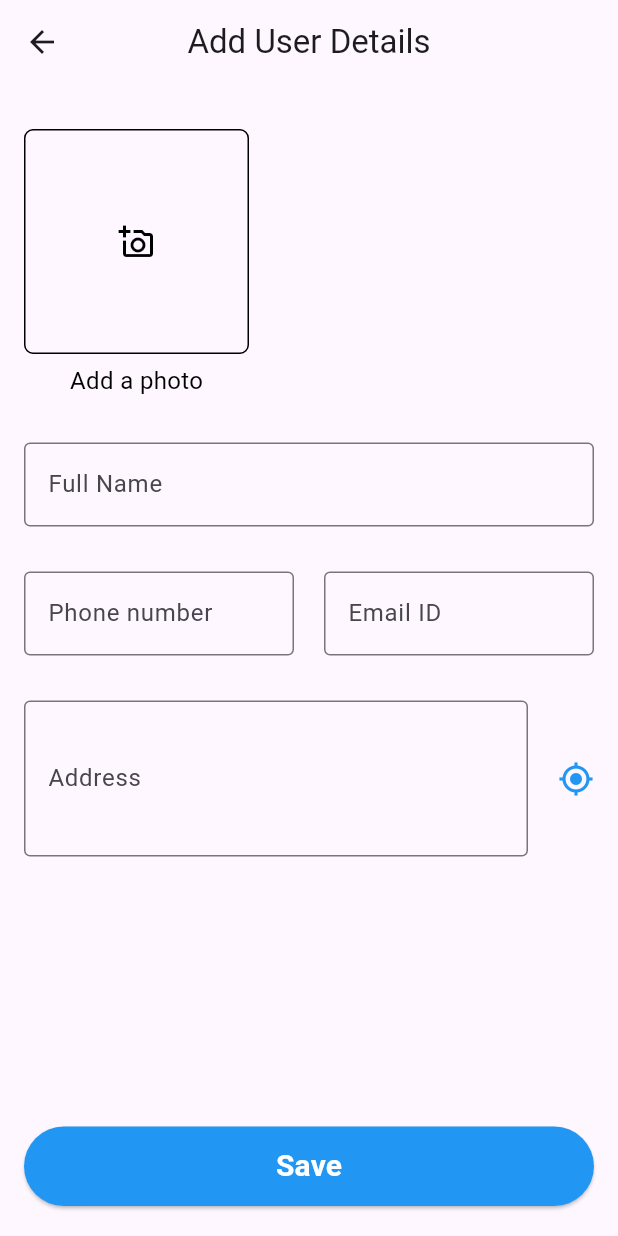
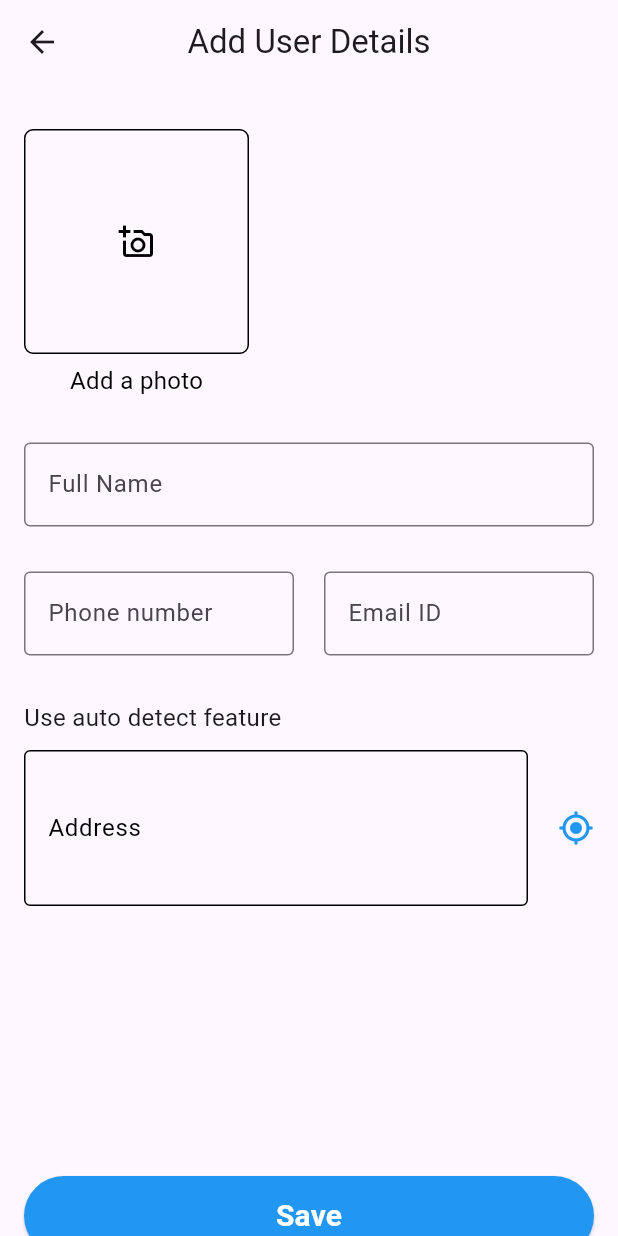
Before and after one commit to subhambiswas377flutternml/client_app, a Flutter app: the AddUserScreen screen opened directly, after a tap on the "my location" icon, on a phone screen of 412 x 824 dp. Run offline on Flutter 3.47's test engine with Material 3 defaults, Android fonts, the phone set to English and light mode, and no system bars; our stand-ins replace bloc, flutter_bloc, fluttertoast, geocoding, geolocator, hive and 1 more; accounts and stored records are empty.

Commit message:
added map

```diff
--- a/lib/presentation/UI/screens/add_user_screen.dart
+++ b/lib/presentation/UI/screens/add_user_screen.dart
@@ -7,7 +7,6 @@ import 'package:customer_app/utils/util_functions.dart';
 import 'package:flutter/material.dart';
 import 'package:flutter/services.dart';
 import 'package:flutter_bloc/flutter_bloc.dart';
-import 'package:fluttertoast/fluttertoast.dart';
 
 class AddUserScreen extends StatefulWidget {
   const AddUserScreen({super.key});
@@ -24,6 +23,10 @@ class _AddUserScreenState extends State<AddUserScreen> {
   late String imagePath;
   late final GlobalKey<FormState> formKey;
   late bool showImageError;
+  late bool isLocationLoading;
+
+  late double? lat;
+  late double? lang;
 
   @override
   void initState(){
@@ -35,6 +38,10 @@ class _AddUserScreenState extends State<AddUserScreen> {
     imagePath = "";
     formKey = GlobalKey<FormState>();
     showImageError = false;
+    isLocationLoading = false;
+
+    lat = null;
+    lang = null;
   }
 
   @override
@@ -59,25 +66,11 @@ class _AddUserScreenState extends State<AddUserScreen> {
                 case UserLoading():
                   break;
                 case UserLoaded():
-                Fluttertoast.showToast(
-                    msg: "Added New User !",
-                    toastLength: Toast.LENGTH_SHORT,
-                    gravity: ToastGravity.BOTTOM,
-                    backgroundColor: Colors.black,
-                    textColor: Colors.white,
-                    fontSize: 16.0
-                );
+                UtilFunctions.showToast("Added New User !");
                 Navigator.of(context).pop();
                 case UserError():
-                  Fluttertoast.showToast(
-                    msg: "Something went wrong !",
-                    toastLength: Toast.LENGTH_SHORT,
-                    gravity: ToastGravity.BOTTOM,
-                    backgroundColor: Colors.black,
-                    textColor: Colors.white,
-                    fontSize: 16.0
-                );
-                context.read<UserBloc>().add(GetUser());
+                  UtilFunctions.showToast("Something went wrong !");
+                  context.read<UserBloc>().add(GetUser());
               }
             },
             builder: (context, state) => const SizedBox.shrink(),
@@ -182,17 +175,24 @@ class _AddUserScreenState extends State<AddUserScreen> {
             ),
             ],),
             SizedBox(height: 30,),
+
+            if(addressController.text.trim().isEmpty)...[
+            Text("Use auto detect feature", style: TextStyle(fontSize: 16, fontWeight: FontWeight.w400,
+                    ),),
+                    SizedBox(height: 10,),
+                    ],
             Row(
               children: [
                 Expanded(
                   child: CustomTextField(
                     controller: addressController,
+                    enabled: false,
                     label: "Address",
                     hint: "Enter address",
                     maxLines: 3,
                     validator: (val){
                       if(val==null||val.isEmpty){
-                        return "Enter address or auto-detect";
+                        return "Use auto-detect address";
                       }
                       return null;
                       },
@@ -200,8 +200,35 @@ class _AddUserScreenState extends State<AddUserScreen> {
                 ),
                 SizedBox(width: 20,),
                 InkWell(
-                  onTap: (){},
-                  child: Icon(Icons.my_location, color: Colors.blue,),
+                  onTap: () async {
+                    setState(() {
+                      isLocationLoading = true;
+                    });
+
+                    final positionData = await UtilFunctions.getCurrentLocation();
+                    if(positionData!=null){
+                      lat = positionData.latitude;
+                      lang = positionData.longitude;
+
+                      final geoAddress = await UtilFunctions.getPlaceFromLatLong(lat, lang);
+                      if(geoAddress!=null){
+                        addressController.text = geoAddress;
+                      }else{
+                        UtilFunctions.showToast("Could'nt fetch address, try again !");
+                      }
+                    }
+
+                    setState(() {
+                      isLocationLoading = false;
+                    });
+                  },
+                  child: isLocationLoading? SizedBox(
+                    height: 30,
+                    width: 30,
+                    child: CircularProgressIndicator(
+                      color: Colors.blue,
+                    ),
+                  ):Icon(Icons.my_location, color: Colors.blue,),
                   )
               ],
             ),
@@ -213,7 +240,6 @@ class _AddUserScreenState extends State<AddUserScreen> {
                   showImageError = true;
                 });
               }
-
               if(isValidated&&imagePath.isNotEmpty){
                 context.read<UserBloc>(). add(AddUser(
                   name: nameController.text.trim(),
--- a/lib/presentation/UI/widgets/custom_text_field.dart
+++ b/lib/presentation/UI/widgets/custom_text_field.dart
@@ -11,6 +11,7 @@ class CustomTextField extends StatelessWidget {
   final TextInputType? keyboardType;
   final List<TextInputFormatter>? inputFormatters;
   final int? maxLength;
+  final bool enabled;
   const CustomTextField({
     this.hint,
     this.label,
@@ -21,6 +22,7 @@ class CustomTextField extends StatelessWidget {
     this.keyboardType,
     this.inputFormatters,
     this.maxLength,
+    this.enabled = true,
     super.key
     });
 
@@ -34,12 +36,15 @@ class CustomTextField extends StatelessWidget {
         return TextFormField(
                     controller: controller,
                     obscureText: showPswd,
+                    enabled: enabled,
                     maxLines: maxLines,
                     keyboardType: keyboardType,
                     inputFormatters: inputFormatters,
                     maxLength: maxLength,
+                    style: TextStyle(color: Colors.black),
                     decoration: InputDecoration(
                       labelText: label,
+                      labelStyle: enabled? null:TextStyle(color: Colors.black),
                       hintText: hint,
                       counter: const SizedBox.shrink(),
                       suffixIcon: isPswd? InkWell(
@@ -49,6 +54,8 @@ class CustomTextField extends StatelessWidget {
                         child: Icon(Icons.visibility),
                         ):null,
                       border: OutlineInputBorder(),
+                      disabledBorder: OutlineInputBorder(),
+                      errorBorder: OutlineInputBorder(borderSide: BorderSide(color: Colors.red)),
                     ),
                     validator: (value) {
                       return validator.call(value);
--- a/lib/presentation/UI/widgets/user_card.dart
+++ b/lib/presentation/UI/widgets/user_card.dart
@@ -1,6 +1,7 @@
 import 'dart:io';
 
 import 'package:customer_app/data/model/user_cache_model.dart';
+import 'package:customer_app/utils/util_functions.dart';
 import 'package:flutter/material.dart';
 
 class UserCard extends StatelessWidget {
@@ -102,7 +103,9 @@ class UserCard extends StatelessWidget {
             children: [
               SizedBox(height: 6,),
               InkWell(
-                onTap: (){},
+                onTap: () async {
+                  await UtilFunctions.launchGoogleMaps(data.lat, data.lang);
+                },
                 child: Container(
                   padding: EdgeInsets.all(4),
                   decoration: BoxDecoration(
--- a/lib/utils/util_functions.dart
+++ b/lib/utils/util_functions.dart
@@ -1,4 +1,9 @@
+import 'package:flutter/material.dart';
+import 'package:fluttertoast/fluttertoast.dart';
+import 'package:geocoding/geocoding.dart';
+import 'package:geolocator/geolocator.dart';
 import 'package:image_picker/image_picker.dart';
+import 'package:url_launcher/url_launcher.dart';
 
 class UtilFunctions {
   static Future<String?> pickLocalImage({ImageSource imageSource = ImageSource.gallery}) async{
@@ -10,4 +15,102 @@ class UtilFunctions {
       return null;
     }
   }
+
+  static Future<Position?> getCurrentLocation() async{
+    try{
+      final isLocationServiceEnabled = await Geolocator.isLocationServiceEnabled();
+      if(!isLocationServiceEnabled){
+        showToast("Location Service not enabled !");
+        return null;
+      }else{
+        LocationPermission permission = await Geolocator.checkPermission();
+        if (permission == LocationPermission.denied) {
+          permission = await Geolocator.requestPermission();
+          if (permission == LocationPermission.denied) {
+            showToast("Location permission is denied !");
+            return null;
+          }
+        }
+
+        if (permission == LocationPermission.deniedForever) {
+          showToast("Allow location permission to access feature !");
+          await Geolocator.openAppSettings();
+          return null;
+        }
+
+        final positionData = await Geolocator.getCurrentPosition();
+        return positionData;
+      }
+    }catch(ex){
+      return null;
+    }
+  }
+
+  static Future<String?> getPlaceFromLatLong(double? lat, double? long) async {
+    if(lat==null||long==null){
+      return null;
+    }
+    try {
+      List<Placemark> placemarks = await placemarkFromCoordinates(lat, long);
+      if (placemarks.isNotEmpty) {
+        Placemark place = placemarks[0];
+        final List<String> placeData = [];
+        if(place.name!=null){
+          placeData.add(place.name!);
+        }
+        if(place.street!=null){
+          placeData.add(place.street!);
+        }
+        if(place.locality!=null){
+          placeData.add(place.locality!);
+        }
+        if(place.subLocality!=null){
+          placeData.add(place.subLocality!);
+        }
+        if(place.administrativeArea!=null){
+          placeData.add(place.administrativeArea!);
+        }
+        if(place.country!=null){
+          placeData.add(place.country!);
+        }
+        if(place.postalCode!=null){
+          placeData.add(place.postalCode!);
+        }
+
+        return placeData.join(" ").trim();
+      }else{
+        return null;
+      }
+    } catch (e) {
+      return null;
+    }
+  }
+
+  static void showToast(String message){
+    Fluttertoast.showToast(
+        msg: message,
+        toastLength: Toast.LENGTH_SHORT,
+        gravity: ToastGravity.BOTTOM,
+        backgroundColor: Colors.black,
+        textColor: Colors.white,
+        fontSize: 16.0
+    );
+  }
+
+
+  static Future<void> launchGoogleMaps(double? lat, double? long) async {
+    if(lat==null||long==null){
+      showToast("Invalid Coordinates");
+      return;
+    }
+    final String googleMapsUrl =
+        'https://www.google.com/maps/dir/?api=1&destination=$lat,$long';
+    final Uri uri = Uri.parse(googleMapsUrl);
+
+    try{
+      await launchUrl(uri);
+    }catch(ex){
+      showToast("Can't launch map ! Something went wrong !");
+    }
+  }
 }
--- a/pubspec.yaml
+++ b/pubspec.yaml
@@ -42,6 +42,9 @@ dependencies:
   image_picker: ^1.1.2
   bloc: ^9.0.0
   fluttertoast: ^8.2.12
+  geolocator: ^14.0.1
+  geocoding: ^3.0.0
+  url_launcher: ^6.3.1
 
 dev_dependencies:
   flutter_test:
```
Also changed, not shown: pubspec.lock, 6 other files.
